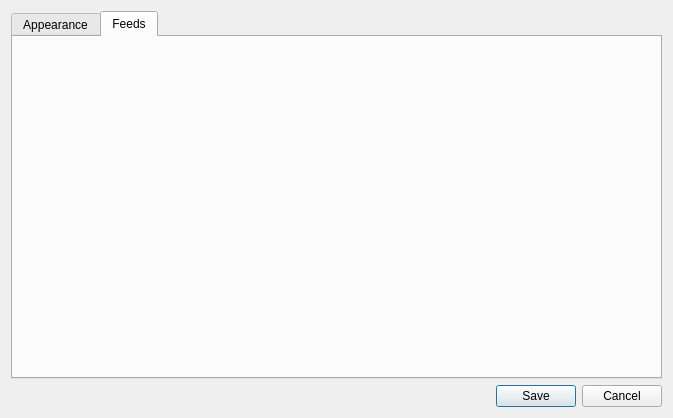
This is client-desktop/src/dialogs/DialogPreferences.ui in zappatic/ZapFeedReader as Qt 5 draws it before an edit. The edited form follows.
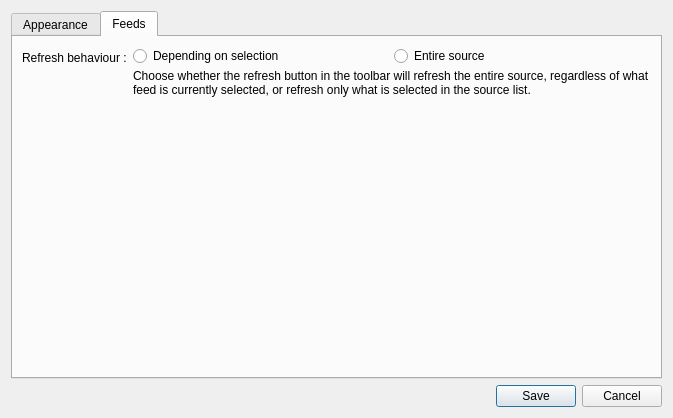
This is the edited form. The open tabs and pages were chosen to show the change.

Commit message: add preference for refresh behaviour

Diff of the .ui file:
```diff
--- a/client-desktop/src/dialogs/DialogPreferences.ui
+++ b/client-desktop/src/dialogs/DialogPreferences.ui
@@ -113,6 +113,62 @@
       <attribute name="title">
        <string>Feeds</string>
       </attribute>
+      <layout class="QVBoxLayout" name="verticalLayout_3">
+       <item>
+        <layout class="QFormLayout" name="formLayout_2">
+         <property name="labelAlignment">
+          <set>Qt::AlignRight|Qt::AlignTop|Qt::AlignTrailing</set>
+         </property>
+         <item row="0" column="0">
+          <widget class="QLabel" name="labelRefreshBehaviour">
+           <property name="text">
+            <string>Refresh behaviour :</string>
+           </property>
+          </widget>
+         </item>
+         <item row="0" column="1">
+          <layout class="QVBoxLayout" name="verticalLayout_4">
+           <property name="spacing">
+            <number>3</number>
+           </property>
+           <item>
+            <layout class="QHBoxLayout" name="horizontalLayout_3">
+             <item>
+              <widget class="QRadioButton" name="radioButtonRefreshBehaviourAsSelected">
+               <property name="text">
+                <string>Depending on selection</string>
+               </property>
+              </widget>
+             </item>
+             <item>
+              <widget class="QRadioButton" name="radioButtonradioButtonRefreshBehaviourForceSource">
+               <property name="text">
+                <string>Entire source</string>
+               </property>
+              </widget>
+             </item>
+            </layout>
+           </item>
+           <item>
+            <widget class="QLabel" name="labelRefreshBehaviourInfo">
+             <property name="font">
+              <font>
+               <pointsize>9</pointsize>
+              </font>
+             </property>
+             <property name="text">
+              <string>Choose whether the refresh button in the toolbar will refresh the entire source, regardless of what feed is currently selected, or refresh only what is selected in the source list.</string>
+             </property>
+             <property name="wordWrap">
+              <bool>true</bool>
+             </property>
+            </widget>
+           </item>
+          </layout>
+         </item>
+        </layout>
+       </item>
+      </layout>
      </widget>
     </widget>
    </item>
```
The commit also changes 6 other files.
